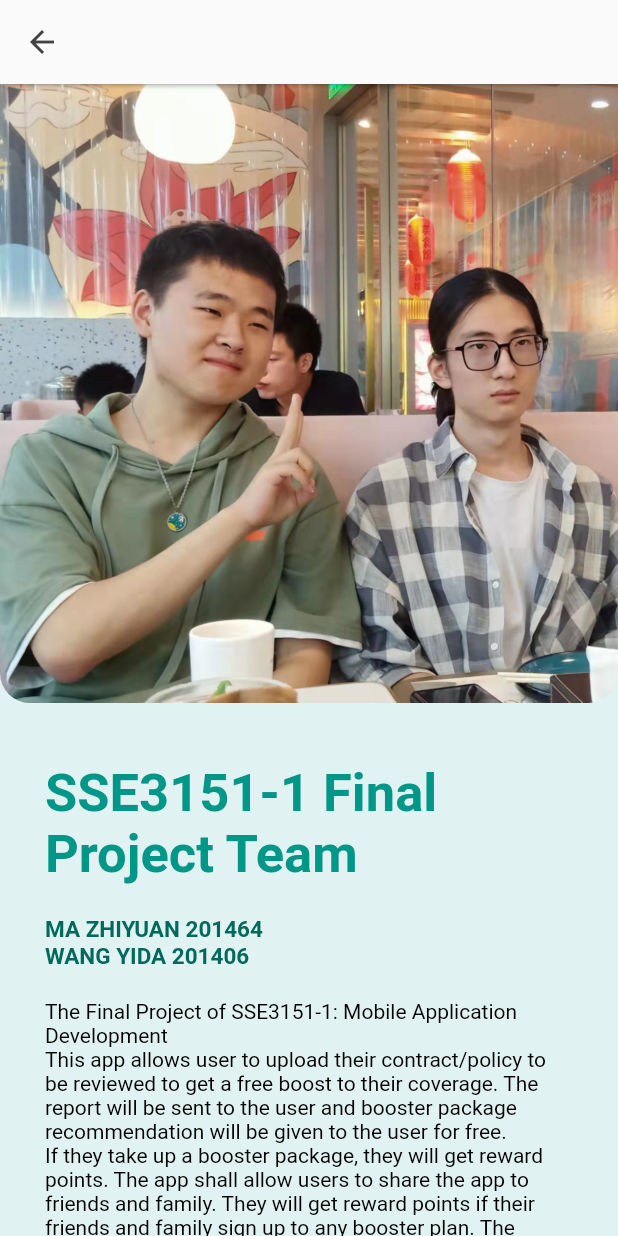
After one commit to MaaZiJyun/Insurance-Boost, a Flutter app: the AboutPage screen opened directly, on a phone screen of 412 x 824 dp. The commit adds this screen. Run offline on Flutter 3.47's test engine with Material 2 defaults, Android fonts, the phone set to English and light mode, and no system bars; our stand-ins replace social_login_buttons; missing offline and left inert: syncfusion_flutter_pdfviewer; generated files the repository leaves out were written again.

Commit message:
created pages
submission detail page
pdf view page
about page

```diff
--- a/insurance_boost/lib/main.dart
+++ b/insurance_boost/lib/main.dart
@@ -1,8 +1,10 @@
 import 'package:flutter/material.dart';
 import 'package:flutter_gen/gen_l10n/app_localizations.dart';
+import 'package:insurance_boost/pages/about_page.dart';
 import 'package:insurance_boost/pages/auth/login_screen.dart';
 import 'package:insurance_boost/pages/auth/signup_sreen.dart';
 import 'package:insurance_boost/pages/change_pwd_page.dart';
+import 'package:insurance_boost/pages/detail_pages/pdf_detail_page.dart';
 import 'package:insurance_boost/pages/edit_profile_page.dart';
 import 'package:insurance_boost/global/global_variables.dart' as globals;
 import 'package:insurance_boost/pages/home/home_page.dart';
@@ -46,6 +48,8 @@ class MyApp extends StatelessWidget {
         '/SettingsPage': (context) => SettingsPage(),
         '/EditProfilePage': (context) => EditProfilePage(),
         '/ChangePwdPage': (context) => ChangePwdPage(),
+        '/RewardPage': (context) => DashBoardPage(),
+        '/AboutPage': (context) => AboutPage(),
       },
     );
   }
--- /dev/null
+++ b/insurance_boost/lib/pages/about_page.dart
@@ -0,0 +1,93 @@
+import 'package:flutter/material.dart';
+
+class AboutPage extends StatelessWidget {
+  // const AboutPage({Key? key}) : super(key: key);
+  final String imagePath = 'image/aboutpic.jpg';
+  final String title = 'SSE3151-1 Final Project Team';
+  final String name = 'MA ZHIYUAN 201464\nWANG YIDA 201406';
+  final String details =
+      'The Final Project of SSE3151-1: Mobile Application Development\nThis app allows user to upload their contract/policy to be reviewed to get a free boost to their coverage. The report will be sent to the user and booster package recommendation will be given to the user for free.\nIf they take up a booster package, they will get reward points. The app shall allow users to share the app to friends and family. They will get reward points if their friends and family sign up to any booster plan. The reward can be converted into cash value after 3 months.\nThe app shall generate report for reward points, eligible reward point redemption, and redemption history.\nThe app shall allow sharing url link through whatsapp, Instagram, twitter, email, telegram, etc. The link will bring the user to a landing page, in which will ask the user to install this app.\nThe app shall keep track of all referrals, and referral conversions.';
+
+  @override
+  Widget build(BuildContext context) {
+    return Scaffold(
+      backgroundColor: Colors.teal[50],
+      appBar: AppBar(
+        backgroundColor: Theme.of(context).scaffoldBackgroundColor,
+        elevation: 1,
+        leading: IconButton(
+          onPressed: () {
+            Navigator.of(context).pop();
+          },
+          icon: Icon(
+            Icons.arrow_back,
+            color: Colors.grey[800],
+          ),
+        ),
+      ),
+      body: SingleChildScrollView(
+        child: Column(
+          children: <Widget>[
+            ClipRRect(
+              borderRadius: BorderRadius.only(
+                  bottomLeft: Radius.circular(20.0),
+                  bottomRight: Radius.circular(20.0)),
+              child: Container(
+                child: Image.asset(
+                  imagePath,
+                  fit: BoxFit.fitWidth,
+                ),
+              ),
+            ),
+            Container(
+              margin: new EdgeInsets.fromLTRB(10, 20, 10, 20),
+              child: Column(
+                crossAxisAlignment: CrossAxisAlignment.center,
+                mainAxisAlignment: MainAxisAlignment.center,
+                children: <Widget>[
+                  Padding(
+                    padding: EdgeInsets.fromLTRB(20, 20, 20, 0),
+                    child: Column(
+                      crossAxisAlignment: CrossAxisAlignment.start,
+                      children: <Widget>[
+                        Text(
+                          title,
+                          style: TextStyle(
+                            color: Colors.teal,
+                            fontSize: 35,
+                            fontWeight: FontWeight.w600,
+                          ),
+                        ),
+                        SizedBox(
+                          height: 20,
+                        ),
+                        Text(
+                          name,
+                          style: TextStyle(
+                            color: Colors.teal[800],
+                            fontSize: 15,
+                            fontWeight: FontWeight.w600,
+                          ),
+                        ),
+                        SizedBox(
+                          height: 20,
+                        ),
+                        Text(
+                          details,
+                          style: TextStyle(
+                            color: Colors.black,
+                            fontSize: 14,
+                          ),
+                        ),
+                      ],
+                    ),
+                  ),
+                ],
+              ),
+            ),
+          ],
+        ),
+      ),
+    );
+  }
+}
--- a/insurance_boost/lib/pages/change_pwd_page.dart
+++ b/insurance_boost/lib/pages/change_pwd_page.dart
@@ -35,7 +35,7 @@ class _ChangePwdPageState extends State<ChangePwdPage> {
         margin: EdgeInsets.all(height * 0.05),
         child: Form(
           key: _formKey,
-          child: Center(
+          child: SingleChildScrollView(
             child: Column(
               mainAxisSize: MainAxisSize.min,
               crossAxisAlignment: CrossAxisAlignment.stretch,
--- a/insurance_boost/lib/pages/home/HeaderWithSearchBox.dart
+++ b/insurance_boost/lib/pages/home/HeaderWithSearchBox.dart
@@ -75,7 +75,7 @@ class HeaderWithSearchBox extends StatelessWidget {
                         ),
                         enabledBorder: InputBorder.none,
                         focusedBorder: InputBorder.none,
-                        // surffix isn't working properly  with SVG
+                        // surffix isn't working properly with SVG
                         // thats why we use row
                         // suffixIcon: SvgPicture.asset("assets/icons/search.svg"),
                       ),
```
Also changed, not shown: insurance_boost/lib/pages/detail_pages/pdf_detail_page.dart (added, +49 -0 lines), insurance_boost/lib/pages/detail_pages/submission_detail_page.dart (added, +203 -0 lines), insurance_boost/lib/pages/home/FeaturedPlants.dart (+13 -2 lines), insurance_boost/lib/pages/index_page.dart (+15 -11 lines), insurance_boost/pubspec.yaml (+9 -0 lines), insurance_boost/image/aboutpic.jpg (added), insurance_boost/pubspec.lock.
